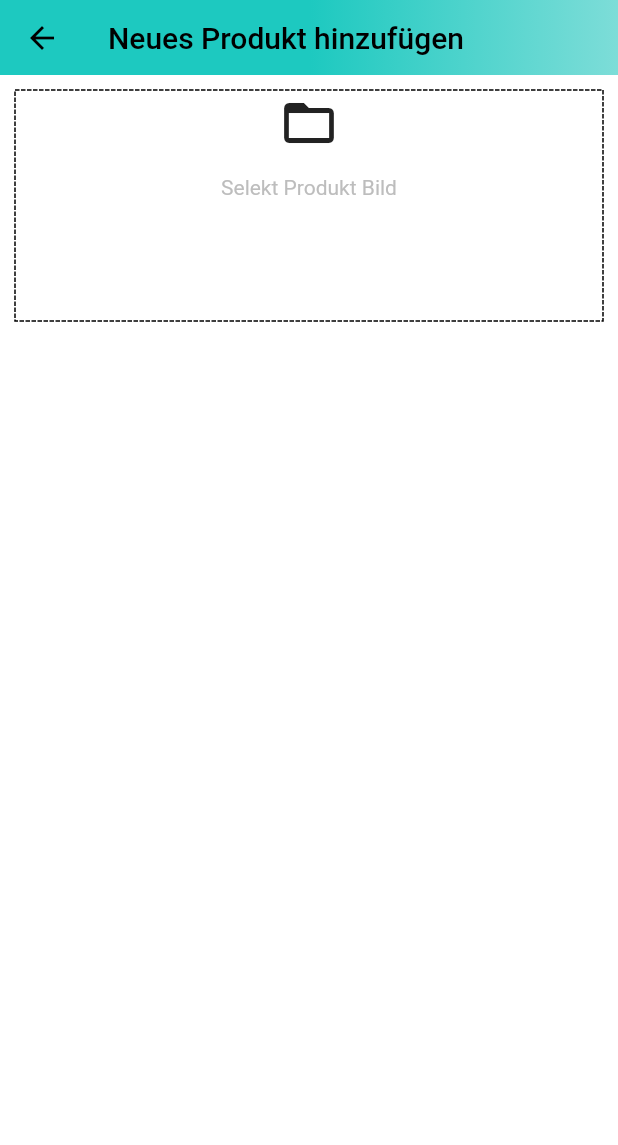
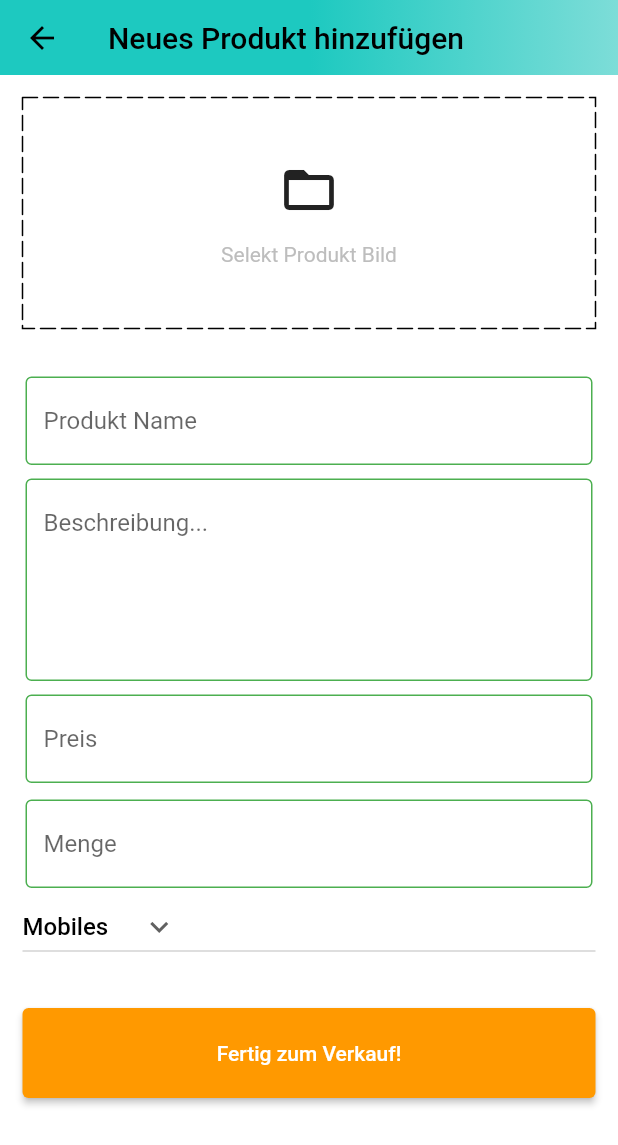
Before and after one commit to camelCase02/ts_app, a Flutter app: the AddProductScreen screen opened by its route, on a phone screen of 412 x 824 dp. Shown: the top 1145 px of the screen. Run offline on Flutter 3.47's test engine with Material 2 defaults, Android fonts, the light colour scheme and no system bars; drawn by our look-alikes of dotted_border; our stand-ins replace carousel_slider, lottie, shared_preferences; accounts and stored records are empty.

Commit message:
add product ui

```diff
--- a/lib/componments/custom_textfield.dart
+++ b/lib/componments/custom_textfield.dart
@@ -4,14 +4,15 @@ import 'package:flutter/material.dart';
 
 
 class CustomTextfield extends StatelessWidget {
-  const CustomTextfield({super.key, required this.controller,required this.hintText });
+  const CustomTextfield({super.key, required this.controller,required this.hintText,  this.maxLines=1 });
   final TextEditingController controller;
 final String hintText;
+final int? maxLines;
   @override
   Widget build(BuildContext context) {
     return  Padding(
-      padding: const EdgeInsets.all(8.0),
-      child: TextFormField(
+      padding: const EdgeInsets.all(2.0),
+      child: TextFormField(maxLines: maxLines,
         controller:controller ,
         decoration:  InputDecoration(hintText: hintText,
           border:const OutlineInputBorder(
--- a/lib/features/admin/screens/add_product_screen.dart
+++ b/lib/features/admin/screens/add_product_screen.dart
@@ -1,3 +1,5 @@
+import 'package:amazon_clone/componments/custom_textfield.dart';
+import 'package:amazon_clone/componments/customer_button.dart';
 import 'package:amazon_clone/constants/global_veriables.dart';
 import 'package:flutter/material.dart';
 import 'package:dotted_border/dotted_border.dart';
@@ -11,6 +13,27 @@ class AddProductScreen extends StatefulWidget {
 }
 
 class _AddProductScreenState extends State<AddProductScreen> {
+  final TextEditingController productNameController = TextEditingController();
+  final TextEditingController descriptionController = TextEditingController();
+  final TextEditingController priceController = TextEditingController();
+  final TextEditingController quantityController = TextEditingController();
+
+@override
+  void dispose() {
+    productNameController.dispose();
+    descriptionController.dispose();
+    priceController.dispose();
+    quantityController.dispose();
+    super.dispose();
+  }
+String catergory= "Mobiles";
+List<String> productcategories=[
+  "Mobiles",
+  "Essentials",
+  "Appliances",
+  "Books",
+  "Fashion"
+];
   @override
   Widget build(BuildContext context) {
     return Scaffold(
@@ -28,17 +51,64 @@ class _AddProductScreenState extends State<AddProductScreen> {
               ))),
       body: SingleChildScrollView(
         child: Padding(
-          padding: const EdgeInsets.all(10.0),
+          padding: const EdgeInsets.all(15.0),
           child: Form(
             child: Column(
               children: [
-                DottedBorder(child: Container(width: double.infinity,height: 150, decoration: BoxDecoration(borderRadius: BorderRadius.circular(10)),
+                DottedBorder(
+                    dashPattern: const [10, 4],
+                    strokeCap: StrokeCap.round,
+                    child: Container(
+                      width: double.infinity,
+                      height: 150,
+                      decoration: BoxDecoration(
+                          borderRadius: BorderRadius.circular(10)),
+                      child: Column(
+                        mainAxisAlignment: MainAxisAlignment.center,
+                        crossAxisAlignment: CrossAxisAlignment.center,
+                        children: [
+                          const Icon(
+                            Icons.folder_open_outlined,
+                            size: 40,
+                          ),
+                          const SizedBox(
+                            height: 15,
+                          ),
+                          Text(
+                            "Selekt Produkt Bild",
+                            style: TextStyle(color: Colors.grey.shade400),
+                          )
+                        ],
+                      ),
+                    )),
+                const SizedBox(
+                  height: 30,
+                ),
+                CustomTextfield(controller: productNameController, hintText: "Produkt Name"),
+                const SizedBox(
+                  height: 5,
+                ),
+                CustomTextfield(controller: descriptionController, hintText: "Beschreibung...", maxLines: 5,),
+                const SizedBox(
+                  height: 5,
+                ),
+                CustomTextfield(
+                  controller: priceController, hintText: "Preis"),
+                const SizedBox(
+                  height: 7,
+                ),
+                CustomTextfield(controller: quantityController, hintText: "Menge"),
+                 SizedBox(width: double.infinity,child: DropdownButton(items: productcategories.map((String item) {
+                  return DropdownMenuItem(value: item,child: Text(item, style: const TextStyle(color: Colors.black, fontWeight: FontWeight.w500),),);
 
-                  child: Column(children: [
-                    const Icon(Icons.folder_open_outlined, size: 40,),
-                    const SizedBox(height: 15,),
-                    Text("Selekt Produkt Bild", style: TextStyle(color: Colors.grey.shade400),)
-                  ],),))
+                }).toList(),
+                  value: catergory, icon: const Icon(Icons.keyboard_arrow_down, ), onChanged: (String? newValue) {  setState(() {
+                    catergory=newValue!;
+                  });},),),
+                  const SizedBox(height: 30,),
+                  CustomButton(onTap: () {
+
+                  }, text: "Fertig zum Verkauf!")
               ],
             ),
           ),
```
